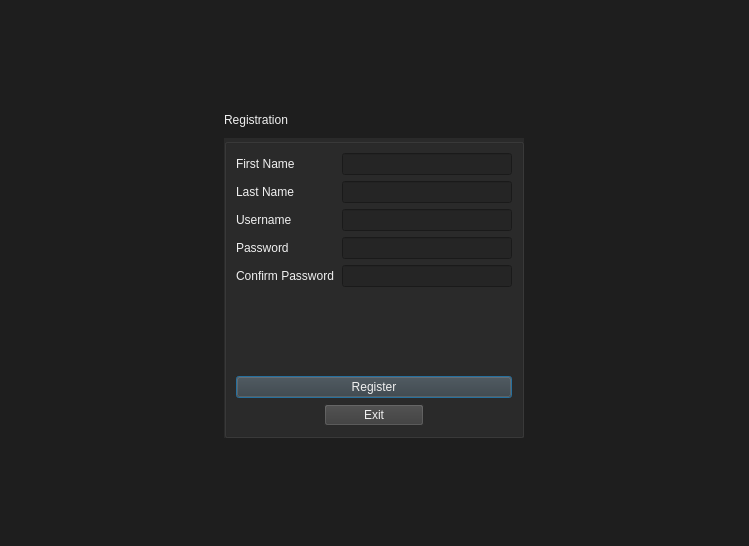
cvmxander/COP-3003-Project, file VotingApp/registerscreen.ui: the form before one commit.
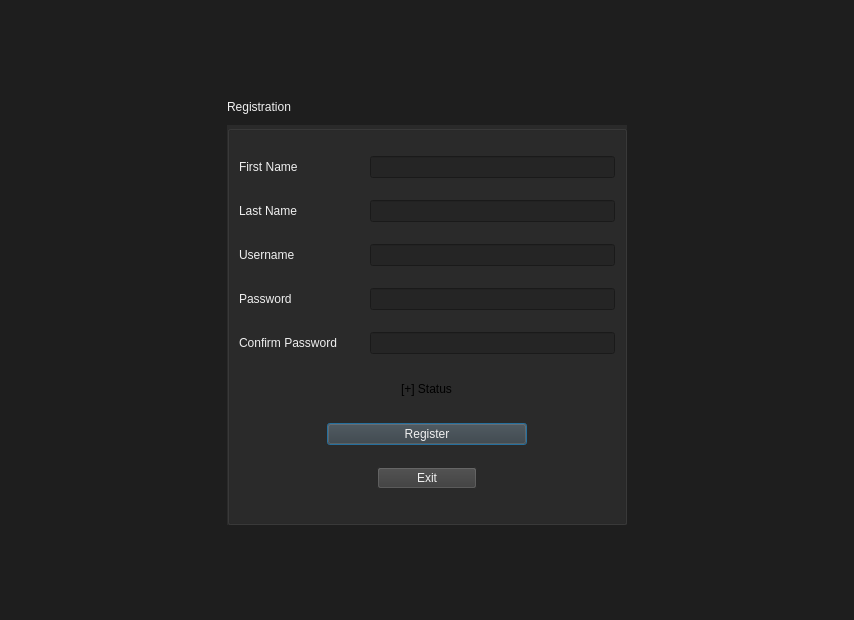
The form after the commit.

Diff of the .ui file:
```diff
--- a/VotingApp/registerscreen.ui
+++ b/VotingApp/registerscreen.ui
@@ -6,8 +6,8 @@
    <rect>
     <x>0</x>
     <y>0</y>
-    <width>749</width>
-    <height>546</height>
+    <width>854</width>
+    <height>620</height>
    </rect>
   </property>
   <property name="windowTitle">
@@ -53,15 +53,21 @@
     <layout class="QVBoxLayout" name="verticalLayout_2">
      <item>
       <widget class="QLabel" name="label_2">
+       <property name="sizePolicy">
+        <sizepolicy hsizetype="Preferred" vsizetype="Preferred">
+         <horstretch>0</horstretch>
+         <verstretch>0</verstretch>
+        </sizepolicy>
+       </property>
        <property name="minimumSize">
         <size>
-         <width>300</width>
+         <width>400</width>
          <height>25</height>
         </size>
        </property>
        <property name="maximumSize">
         <size>
-         <width>300</width>
+         <width>400</width>
          <height>25</height>
         </size>
        </property>
@@ -77,14 +83,14 @@
       <widget class="QGroupBox" name="groupBox">
        <property name="minimumSize">
         <size>
-         <width>300</width>
-         <height>300</height>
+         <width>400</width>
+         <height>400</height>
         </size>
        </property>
        <property name="maximumSize">
         <size>
-         <width>300</width>
-         <height>300</height>
+         <width>400</width>
+         <height>400</height>
         </size>
        </property>
        <property name="styleSheet">
@@ -100,13 +106,13 @@
            <widget class="QLabel" name="labelFirst">
             <property name="minimumSize">
              <size>
-              <width>100</width>
+              <width>125</width>
               <height>0</height>
              </size>
             </property>
             <property name="maximumSize">
              <size>
-              <width>100</width>
+              <width>125</width>
               <height>16777215</height>
              </size>
             </property>
@@ -135,13 +141,13 @@
            <widget class="QLabel" name="labelLast">
             <property name="minimumSize">
              <size>
-              <width>100</width>
+              <width>125</width>
               <height>0</height>
              </size>
             </property>
             <property name="maximumSize">
              <size>
-              <width>100</width>
+              <width>125</width>
               <height>16777215</height>
              </size>
             </property>
@@ -170,13 +176,13 @@
            <widget class="QLabel" name="labelUsername">
             <property name="minimumSize">
              <size>
-              <width>100</width>
+              <width>125</width>
               <height>0</height>
              </size>
             </property>
             <property name="maximumSize">
              <size>
-              <width>100</width>
+              <width>125</width>
               <height>16777215</height>
              </size>
             </property>
@@ -205,13 +211,13 @@
            <widget class="QLabel" name="labelPassword">
             <property name="minimumSize">
              <size>
-              <width>100</width>
+              <width>125</width>
               <height>0</height>
              </size>
             </property>
             <property name="maximumSize">
              <size>
-              <width>100</width>
+              <width>125</width>
               <height>16777215</height>
              </size>
             </property>
@@ -240,13 +246,13 @@
            <widget class="QLabel" name="labelConfirm">
             <property name="minimumSize">
              <size>
-              <width>100</width>
+              <width>125</width>
               <height>0</height>
              </size>
             </property>
             <property name="maximumSize">
              <size>
-              <width>100</width>
+              <width>125</width>
               <height>16777215</height>
              </size>
             </property>
@@ -269,18 +275,39 @@
           </item>
          </layout>
         </item>
-        <item>
+        <item alignment="Qt::AlignmentFlag::AlignHCenter">
          <widget class="QLabel" name="label">
+          <property name="minimumSize">
+           <size>
+            <width>0</width>
+            <height>25</height>
+           </size>
+          </property>
+          <property name="maximumSize">
+           <size>
+            <width>16777215</width>
+            <height>25</height>
+           </size>
+          </property>
           <property name="text">
-           <string/>
-          </property>
-          <property name="alignment">
-           <set>Qt::AlignmentFlag::AlignCenter</set>
+           <string>[+] Status</string>
           </property>
          </widget>
         </item>
-        <item>
+        <item alignment="Qt::AlignmentFlag::AlignHCenter">
          <widget class="QPushButton" name="buttonRegister">
+          <property name="minimumSize">
+           <size>
+            <width>200</width>
+            <height>0</height>
+           </size>
+          </property>
+          <property name="maximumSize">
+           <size>
+            <width>200</width>
+            <height>16777215</height>
+           </size>
+          </property>
           <property name="styleSheet">
            <string notr="true">QPushButton {
 	color: #f0f0f0;
```
